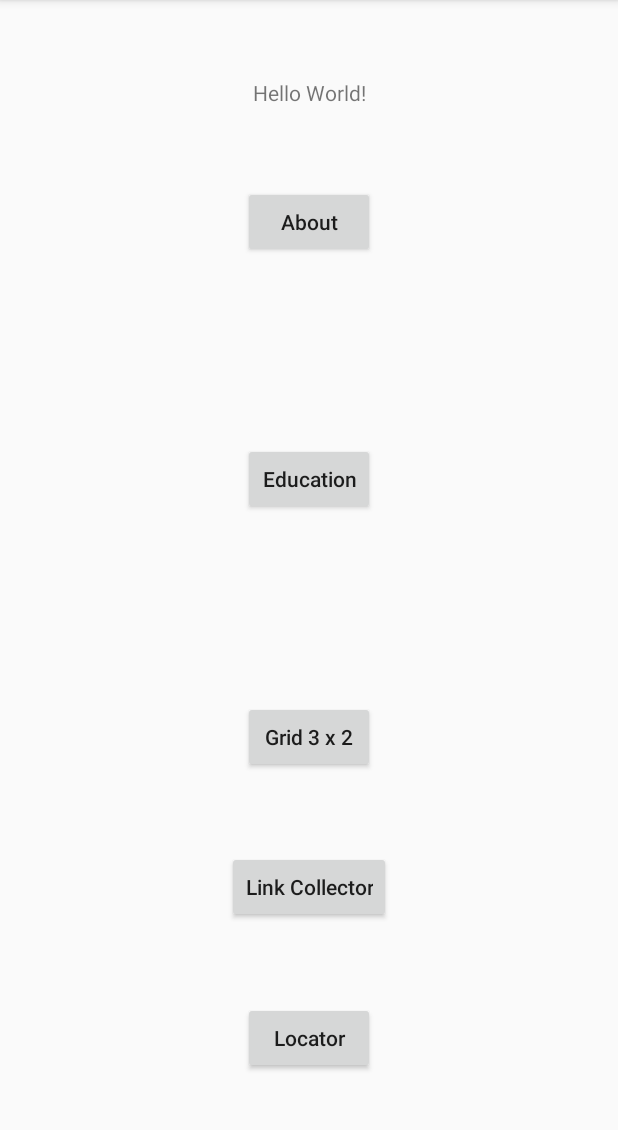
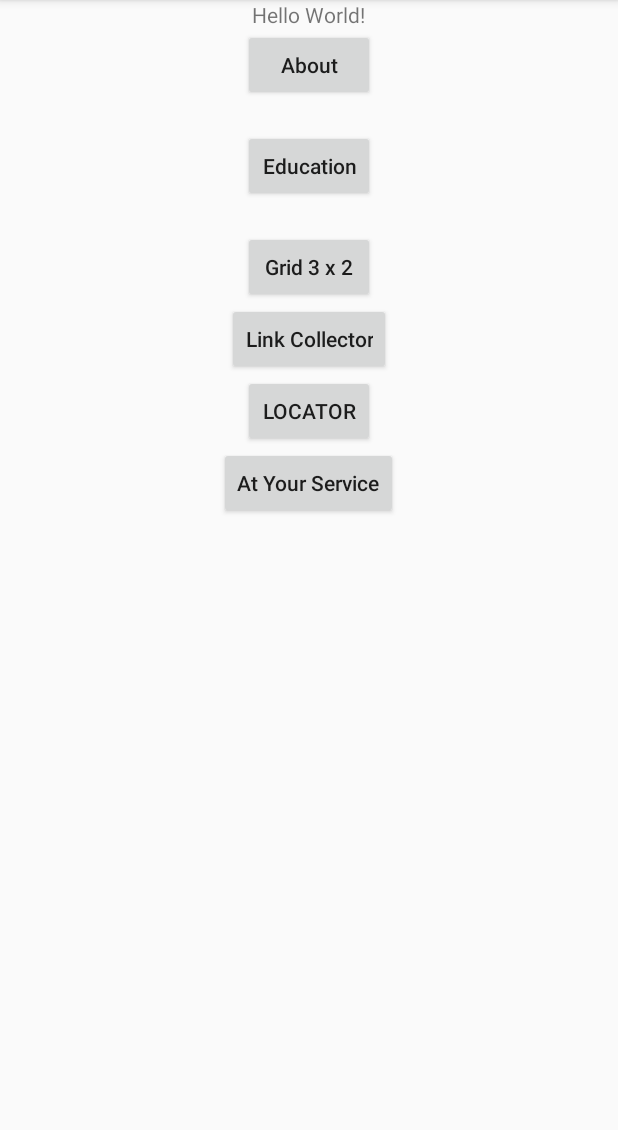
Before and after one commit to fangyiwen/NUMAD20SuYiwenFang, an Android app: the screen it shows after launch (MainActivity), on a phone screen of 412 x 824 dp, the part 84-1214 px from its top. Run offline under Robolectric (Android 15) with nearby library versions, the phone set to English and light mode, and no system bars.

Commit message:
Create UI design, start Assignment 7: At Your Service

```diff
--- a/app/src/main/java/com/myexample/numad20su_yiwenfang/MainActivity.java
+++ b/app/src/main/java/com/myexample/numad20su_yiwenfang/MainActivity.java
@@ -57,4 +57,9 @@ public class MainActivity extends AppCompatActivity {
         Intent intent = new Intent(this, DisplayLocationActivity.class);
         startActivity(intent);
     }
+
+    public void atYourService(View view) {
+        Intent intent = new Intent(this, AtYourServiceActivity.class);
+        startActivity(intent);
+    }
 }
--- a/app/src/main/res/layout/activity_display_grid_message.xml
+++ b/app/src/main/res/layout/activity_display_grid_message.xml
@@ -20,7 +20,7 @@
             app:layout_constraintTop_toTopOf="parent">
 
             <Button
-                android:id="@+id/button10"
+                android:id="@+id/button4"
                 android:layout_width="0dp"
                 android:layout_height="wrap_content"
                 android:layout_weight="1"
--- a/app/src/main/res/layout/activity_main.xml
+++ b/app/src/main/res/layout/activity_main.xml
@@ -6,17 +6,22 @@
     android:layout_height="match_parent"
     tools:context=".MainActivity">
 
+    <ScrollView
+        android:layout_width="match_parent"
+        android:layout_height="match_parent">
+
+        <LinearLayout
+            android:layout_width="match_parent"
+            android:layout_height="wrap_content"
+            android:gravity="center_horizontal"
+            android:orientation="vertical">
+
             <TextView
                 android:id="@+id/textView"
                 android:layout_width="wrap_content"
                 android:layout_height="wrap_content"
                 android:text="Hello World!"
-        android:textAlignment="center"
-        app:layout_constraintBottom_toTopOf="@+id/button"
-        app:layout_constraintEnd_toEndOf="parent"
-        app:layout_constraintHorizontal_bias="0.5"
-        app:layout_constraintStart_toStartOf="parent"
-        app:layout_constraintTop_toTopOf="parent" />
+                android:textAlignment="center" />
 
             <Button
                 android:id="@+id/button"
@@ -25,12 +30,7 @@
                 android:onClick="aboutNameEmail"
                 android:text="@string/about_string"
                 android:textAlignment="center"
-        android:textAllCaps="false"
-        app:layout_constraintBottom_toTopOf="@+id/textView2"
-        app:layout_constraintEnd_toEndOf="parent"
-        app:layout_constraintHorizontal_bias="0.5"
-        app:layout_constraintStart_toStartOf="parent"
-        app:layout_constraintTop_toBottomOf="@+id/textView" />
+                android:textAllCaps="false" />
 
             <TextView
                 android:id="@+id/textView2"
@@ -38,12 +38,7 @@
                 android:layout_height="wrap_content"
                 android:text="@string/nameEmail_string"
                 android:textAlignment="center"
-        android:textAllCaps="false"
-        app:layout_constraintBottom_toTopOf="@+id/button2"
-        app:layout_constraintEnd_toEndOf="parent"
-        app:layout_constraintHorizontal_bias="0.5"
-        app:layout_constraintStart_toStartOf="parent"
-        app:layout_constraintTop_toBottomOf="@+id/button" />
+                android:textAllCaps="false" />
 
             <Button
                 android:id="@+id/button2"
@@ -51,24 +46,14 @@
                 android:layout_height="wrap_content"
                 android:onClick="educationEducation"
                 android:text="@string/education_string"
-        android:textAllCaps="false"
-        app:layout_constraintBottom_toTopOf="@+id/textView3"
-        app:layout_constraintEnd_toEndOf="parent"
-        app:layout_constraintHorizontal_bias="0.5"
-        app:layout_constraintStart_toStartOf="parent"
-        app:layout_constraintTop_toBottomOf="@+id/textView2" />
+                android:textAllCaps="false" />
 
             <TextView
                 android:id="@+id/textView3"
                 android:layout_width="wrap_content"
                 android:layout_height="wrap_content"
                 android:text="@string/resumeTextView_string"
-        android:textAlignment="center"
-        app:layout_constraintBottom_toTopOf="@+id/button3"
-        app:layout_constraintEnd_toEndOf="parent"
-        app:layout_constraintHorizontal_bias="0.5"
-        app:layout_constraintStart_toStartOf="parent"
-        app:layout_constraintTop_toBottomOf="@+id/button2" />
+                android:textAlignment="center" />
 
             <Button
                 android:id="@+id/button3"
@@ -77,12 +62,7 @@
                 android:onClick="grid3x2"
                 android:text="@string/grid3x2_string"
                 android:textAlignment="center"
-        android:textAllCaps="false"
-        app:layout_constraintBottom_toTopOf="@+id/button10"
-        app:layout_constraintEnd_toEndOf="parent"
-        app:layout_constraintHorizontal_bias="0.5"
-        app:layout_constraintStart_toStartOf="parent"
-        app:layout_constraintTop_toBottomOf="@+id/textView3" />
+                android:textAllCaps="false" />
 
             <Button
                 android:id="@+id/button10"
@@ -90,25 +70,24 @@
                 android:layout_height="wrap_content"
                 android:onClick="linkCollector"
                 android:text="@string/link_collector_string"
-        android:textAlignment="center"
-        android:textAllCaps="false"
-        app:layout_constraintBottom_toTopOf="@+id/button11"
-        app:layout_constraintEnd_toEndOf="parent"
-        app:layout_constraintHorizontal_bias="0.5"
-        app:layout_constraintStart_toStartOf="parent"
-        app:layout_constraintTop_toBottomOf="@+id/button3" />
+                android:textAllCaps="false" />
 
             <Button
-        android:id="@+id/button11"
+                android:id="@+id/button15"
                 android:layout_width="wrap_content"
                 android:layout_height="wrap_content"
                 android:onClick="displayLocation"
-        android:text="@string/locator_string"
-        android:textAllCaps="false"
-        app:layout_constraintBottom_toBottomOf="parent"
-        app:layout_constraintEnd_toEndOf="parent"
-        app:layout_constraintHorizontal_bias="0.5"
-        app:layout_constraintStart_toStartOf="parent"
-        app:layout_constraintTop_toBottomOf="@+id/button10" />
+                android:text="@string/locator_string" />
+
+            <Button
+                android:id="@+id/button13"
+                android:layout_width="wrap_content"
+                android:layout_height="wrap_content"
+                android:onClick="atYourService"
+                android:text="@string/at_your_service_string"
+                android:textAllCaps="false" />
+
+        </LinearLayout>
+    </ScrollView>
 
 </androidx.constraintlayout.widget.ConstraintLayout>
--- a/app/src/main/res/values/strings.xml
+++ b/app/src/main/res/values/strings.xml
@@ -30,4 +30,9 @@
     <string name="display_location_string">Try Again!</string>
     <string name="latitude_n_a_string">N / A</string>
     <string name="longitude_n_a_string">N / A</string>
+    <string name="at_your_service_string">At Your Service</string>
+    <string name="textView9_string">Retrieve location info from a US post code</string>
+    <string name="editText3_hint">US Post Code</string>
+    <string name="button14_string">Send</string>
+    <string name="textView10_string">Web Service Connection Status: Disconnected</string>
 </resources>
```
Also changed, not shown: app/src/main/AndroidManifest.xml (+9 -6 lines), app/src/main/java/com/myexample/numad20su_yiwenfang/AtYourServiceActivity.java (added, +19 -0 lines), app/src/main/res/layout/activity_at_your_service.xml (added, +65 -0 lines), 1 other file. Lines whose indentation alone changed are shown as unchanged.
